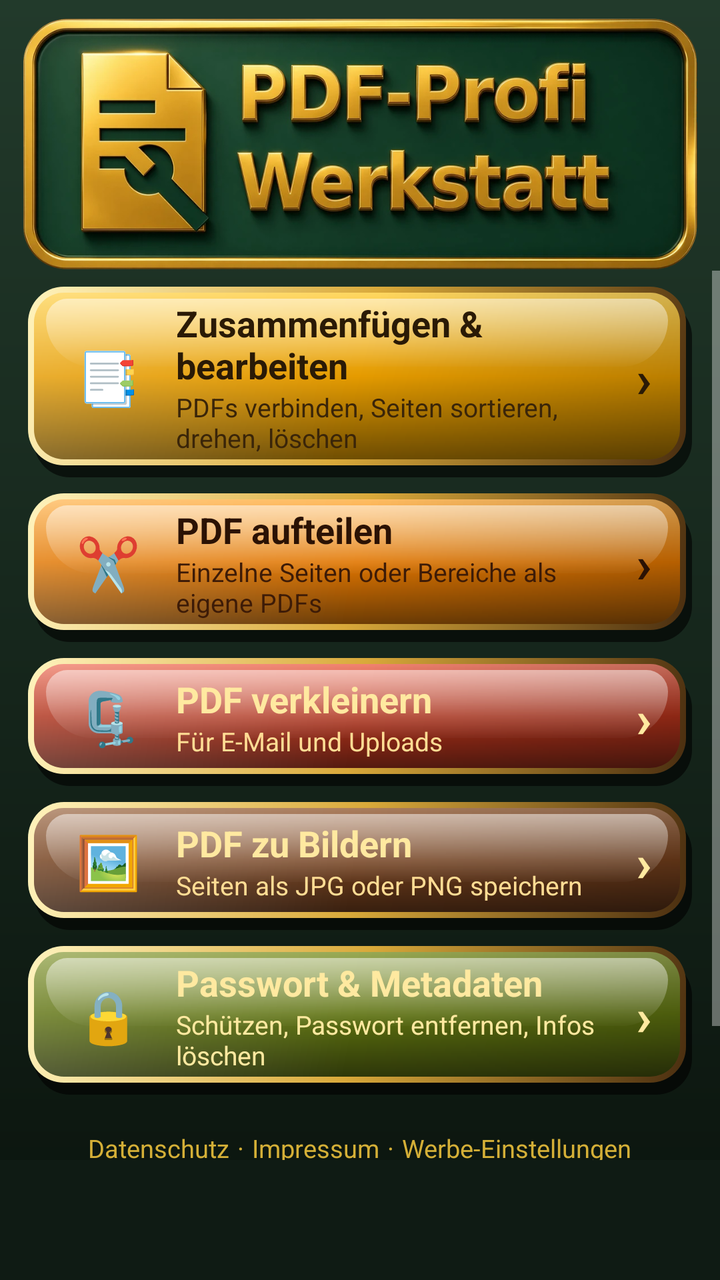
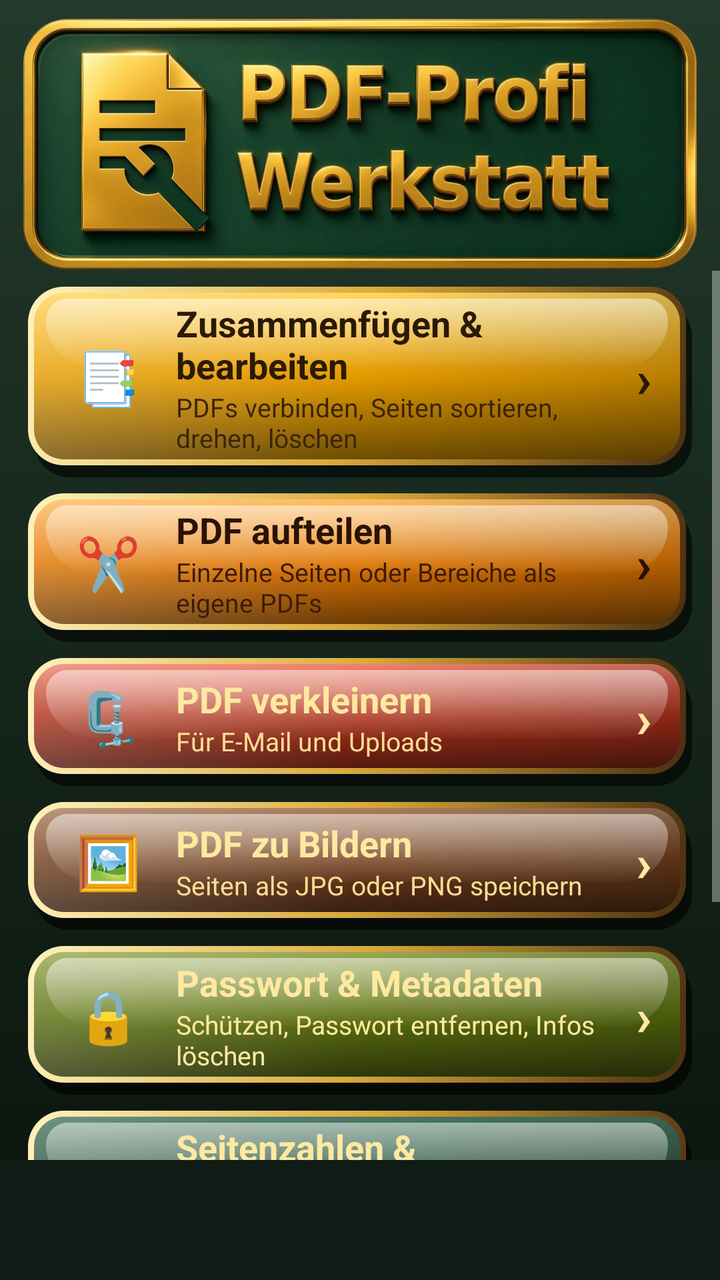

Screens rendered from an Android XML layout before and after an edit, with the pre-edit source and the edit as a unified diff.
<!-- AndroidManifest.xml: application theme Theme.PdfWerkstatt -->
<!-- res/layout/activity_main.xml -->
<?xml version="1.0" encoding="utf-8"?>
<LinearLayout xmlns:android="http://schemas.android.com/apk/res/android"
    android:id="@+id/root"
    android:layout_width="match_parent"
    android:layout_height="match_parent"
    android:background="@drawable/bg_screen"
    android:orientation="vertical">

    <FrameLayout
        android:layout_width="match_parent"
        android:layout_height="wrap_content"
        android:layout_marginStart="10dp"
        android:layout_marginTop="8dp"
        android:layout_marginEnd="10dp">

        <ImageView
            android:layout_width="match_parent"
            android:layout_height="wrap_content"
            android:adjustViewBounds="true"
            android:contentDescription="PDF-Profi Werkstatt"
            android:src="@drawable/header_logo" />

        <TextView
            android:id="@+id/tvVersion"
            android:layout_width="wrap_content"
            android:layout_height="wrap_content"
            android:layout_gravity="bottom|end"
            android:layout_marginEnd="22dp"
            android:layout_marginBottom="14dp"
            android:textColor="@color/gold"
            android:textSize="13sp" />
    </FrameLayout>

    <ScrollView
        android:layout_width="match_parent"
        android:layout_height="0dp"
        android:layout_weight="1"
        android:fillViewport="true">

        <LinearLayout
            android:layout_width="match_parent"
            android:layout_height="wrap_content"
            android:orientation="vertical"
            android:paddingBottom="4dp">

            <LinearLayout
                android:id="@+id/tileEdit"
                android:layout_width="match_parent"
                android:layout_height="wrap_content"
                android:layout_marginStart="14dp"
                android:layout_marginTop="8dp"
                android:layout_marginEnd="14dp"
                android:background="@drawable/bg_tile_yellow"
                android:clickable="true"
                android:focusable="true"
                android:gravity="center_vertical"
                android:minHeight="64dp"
                android:orientation="horizontal"
                android:paddingStart="16dp"
                android:paddingTop="6dp"
                android:paddingEnd="20dp"
                android:paddingBottom="11dp">

                <TextView
                    android:layout_width="48dp"
                    android:layout_height="wrap_content"
                    android:gravity="center"
                    android:text="📑"
                    android:textSize="26sp" />

                <LinearLayout
                    android:layout_width="0dp"
                    android:layout_height="wrap_content"
                    android:layout_weight="1"
                    android:orientation="vertical"
                    android:paddingStart="10dp">

                    <TextView
                        android:layout_width="wrap_content"
                        android:layout_height="wrap_content"
                        android:text="Zusammenfügen &amp; bearbeiten"
                        android:textColor="#2A1A06"
                        android:textSize="18sp"
                        android:textStyle="bold" />

                    <TextView
                        android:layout_width="wrap_content"
                        android:layout_height="wrap_content"
                        android:text="PDFs verbinden, Seiten sortieren, drehen, löschen"
                        android:textColor="#3A2509"
                        android:textSize="13sp" />
                </LinearLayout>

                <TextView
                    android:layout_width="wrap_content"
                    android:layout_height="wrap_content"
                    android:text="›"
                    android:textColor="#2A1A06"
                    android:textSize="26sp"
                    android:textStyle="bold" />
            </LinearLayout>

            <LinearLayout
                android:id="@+id/tileSplit"
                android:layout_width="match_parent"
                android:layout_height="wrap_content"
                android:layout_marginStart="14dp"
                android:layout_marginTop="8dp"
                android:layout_marginEnd="14dp"
                android:background="@drawable/bg_tile_amber"
                android:clickable="true"
                android:focusable="true"
                android:gravity="center_vertical"
                android:minHeight="64dp"
                android:orientation="horizontal"
                android:paddingStart="16dp"
                android:paddingTop="6dp"
                android:paddingEnd="20dp"
                android:paddingBottom="11dp">

                <TextView
                    android:layout_width="48dp"
                    android:layout_height="wrap_content"
                    android:gravity="center"
                    android:text="✂️"
                    android:textSize="26sp" />

                <LinearLayout
                    android:layout_width="0dp"
                    android:layout_height="wrap_content"
                    android:layout_weight="1"
                    android:orientation="vertical"
                    android:paddingStart="10dp">

                    <TextView
                        android:layout_width="wrap_content"
                        android:layout_height="wrap_content"
                        android:text="PDF aufteilen"
                        android:textColor="#2B1204"
                        android:textSize="18sp"
                        android:textStyle="bold" />

                    <TextView
                        android:layout_width="wrap_content"
                        android:layout_height="wrap_content"
                        android:text="Einzelne Seiten oder Bereiche als eigene PDFs"
                        android:textColor="#3D1B07"
                        android:textSize="13sp" />
                </LinearLayout>

                <TextView
                    android:layout_width="wrap_content"
                    android:layout_height="wrap_content"
                    android:text="›"
                    android:textColor="#2B1204"
                    android:textSize="26sp"
                    android:textStyle="bold" />
            </LinearLayout>

            <LinearLayout
                android:id="@+id/tileCompress"
                android:layout_width="match_parent"
                android:layout_height="wrap_content"
                android:layout_marginStart="14dp"
                android:layout_marginTop="8dp"
                android:layout_marginEnd="14dp"
                android:background="@drawable/bg_tile_red"
                android:clickable="true"
                android:focusable="true"
                android:gravity="center_vertical"
                android:minHeight="64dp"
                android:orientation="horizontal"
                android:paddingStart="16dp"
                android:paddingTop="6dp"
                android:paddingEnd="20dp"
                android:paddingBottom="11dp">

                <TextView
                    android:layout_width="48dp"
                    android:layout_height="wrap_content"
                    android:gravity="center"
                    android:text="🗜️"
                    android:textSize="26sp" />

                <LinearLayout
                    android:layout_width="0dp"
                    android:layout_height="wrap_content"
                    android:layout_weight="1"
                    android:orientation="vertical"
                    android:paddingStart="10dp">

                    <TextView
                        android:layout_width="wrap_content"
                        android:layout_height="wrap_content"
                        android:text="PDF verkleinern"
                        android:textColor="#FFE9A0"
                        android:textSize="18sp"
                        android:textStyle="bold" />

                    <TextView
                        android:layout_width="wrap_content"
                        android:layout_height="wrap_content"
                        android:text="Für E-Mail und Uploads"
                        android:textColor="#FFDC94"
                        android:textSize="13sp" />
                </LinearLayout>

                <TextView
                    android:layout_width="wrap_content"
                    android:layout_height="wrap_content"
                    android:text="›"
                    android:textColor="#FFE9A0"
                    android:textSize="26sp"
                    android:textStyle="bold" />
            </LinearLayout>

            <LinearLayout
                android:id="@+id/tileImages"
                android:layout_width="match_parent"
                android:layout_height="wrap_content"
                android:layout_marginStart="14dp"
                android:layout_marginTop="8dp"
                android:layout_marginEnd="14dp"
                android:background="@drawable/bg_tile_brown"
                android:clickable="true"
                android:focusable="true"
                android:gravity="center_vertical"
                android:minHeight="64dp"
                android:orientation="horizontal"
                android:paddingStart="16dp"
                android:paddingTop="6dp"
                android:paddingEnd="20dp"
                android:paddingBottom="11dp">

                <TextView
                    android:layout_width="48dp"
                    android:layout_height="wrap_content"
                    android:gravity="center"
                    android:text="🖼️"
                    android:textSize="26sp" />

                <LinearLayout
                    android:layout_width="0dp"
                    android:layout_height="wrap_content"
                    android:layout_weight="1"
                    android:orientation="vertical"
                    android:paddingStart="10dp">

                    <TextView
                        android:layout_width="wrap_content"
                        android:layout_height="wrap_content"
                        android:text="PDF zu Bildern"
                        android:textColor="#FFE9A0"
                        android:textSize="18sp"
                        android:textStyle="bold" />

                    <TextView
                        android:layout_width="wrap_content"
                        android:layout_height="wrap_content"
                        android:text="Seiten als JPG oder PNG speichern"
                        android:textColor="#FFDC94"
                        android:textSize="13sp" />
                </LinearLayout>

                <TextView
                    android:layout_width="wrap_content"
                    android:layout_height="wrap_content"
                    android:text="›"
                    android:textColor="#FFE9A0"
                    android:textSize="26sp"
                    android:textStyle="bold" />
            </LinearLayout>

            <LinearLayout
                android:id="@+id/tileProtect"
                android:layout_width="match_parent"
                android:layout_height="wrap_content"
                android:layout_marginStart="14dp"
                android:layout_marginTop="8dp"
                android:layout_marginEnd="14dp"
                android:background="@drawable/bg_tile_olive"
                android:clickable="true"
                android:focusable="true"
                android:gravity="center_vertical"
                android:minHeight="64dp"
                android:orientation="horizontal"
                android:paddingStart="16dp"
                android:paddingTop="6dp"
                android:paddingEnd="20dp"
                android:paddingBottom="11dp">

                <TextView
                    android:layout_width="48dp"
                    android:layout_height="wrap_content"
                    android:gravity="center"
                    android:text="🔒"
                    android:textSize="26sp" />

                <LinearLayout
                    android:layout_width="0dp"
                    android:layout_height="wrap_content"
                    android:layout_weight="1"
                    android:orientation="vertical"
                    android:paddingStart="10dp">

                    <TextView
                        android:layout_width="wrap_content"
                        android:layout_height="wrap_content"
                        android:text="Passwort &amp; Metadaten"
                        android:textColor="#FFE9A0"
                        android:textSize="18sp"
                        android:textStyle="bold" />

                    <TextView
                        android:layout_width="wrap_content"
                        android:layout_height="wrap_content"
                        android:text="Schützen, Passwort entfernen, Infos löschen"
                        android:textColor="#FFE9A0"
                        android:textSize="13sp" />
                </LinearLayout>

                <TextView
                    android:layout_width="wrap_content"
                    android:layout_height="wrap_content"
                    android:text="›"
                    android:textColor="#FFE9A0"
                    android:textSize="26sp"
                    android:textStyle="bold" />
            </LinearLayout>

            <LinearLayout
                android:layout_width="match_parent"
                android:layout_height="wrap_content"
                android:gravity="center"
                android:orientation="horizontal"
                android:paddingTop="14dp">

                <TextView
                    android:id="@+id/tvPrivacy"
                    android:layout_width="wrap_content"
                    android:layout_height="wrap_content"
                    android:padding="4dp"
                    android:text="Datenschutz"
                    android:textColor="@color/gold"
                    android:textSize="12.5sp" />

                <TextView
                    android:layout_width="wrap_content"
                    android:layout_height="wrap_content"
                    android:text="·"
                    android:textColor="@color/gold"
            android:textSize="12.5sp" />

                <TextView
                    android:id="@+id/tvImprint"
                    android:layout_width="wrap_content"
                    android:layout_height="wrap_content"
                    android:padding="4dp"
                    android:text="Impressum"
                    android:textColor="@color/gold"
                    android:textSize="12.5sp" />

                <TextView
                    android:layout_width="wrap_content"
                    android:layout_height="wrap_content"
                    android:text="·"
                    android:textColor="@color/gold"
            android:textSize="12.5sp" />

                <TextView
                    android:id="@+id/tvAdSettings"
                    android:layout_width="wrap_content"
                    android:layout_height="wrap_content"
                    android:padding="4dp"
                    android:text="Werbe-Einstellungen"
                    android:textColor="@color/gold"
                    android:textSize="12.5sp" />
            </LinearLayout>

            <TextView
                android:layout_width="match_parent"
                android:layout_height="wrap_content"
                android:gravity="center"
                android:paddingStart="24dp"
                android:paddingEnd="24dp"
                android:text="Kostenlos, finanziert durch Werbung. Deine PDFs bleiben auf dem Gerät."
                android:textColor="@color/text_hell"
                android:textSize="13sp" />

            <TextView
                android:id="@+id/tvAbout"
                android:layout_width="match_parent"
                android:layout_height="wrap_content"
                android:gravity="center"
                android:padding="8dp"
                android:text="Eine Idee von autoknigge.de"
                android:textColor="@color/gold"
                android:textSize="14sp" />

        </LinearLayout>
    </ScrollView>

    <FrameLayout
        android:id="@+id/adContainer"
        android:layout_width="match_parent"
        android:layout_height="wrap_content"
        android:background="@drawable/bg_ad"
        android:minHeight="60dp" />
</LinearLayout>
<!-- resources referenced by this layout -->
<resources>
  <color name="gold">#D4AF37</color>
  <color name="text_hell">#F8E7A4</color>
  <!-- drawable bg_ad (drawable) -->
  <?xml version="1.0" encoding="utf-8"?>
  <shape xmlns:android="http://schemas.android.com/apk/res/android"
      android:shape="rectangle">
      <solid android:color="@color/tanne_dunkel" />
  </shape>
  <!-- drawable bg_screen (drawable) -->
  <?xml version="1.0" encoding="utf-8"?>
  <shape xmlns:android="http://schemas.android.com/apk/res/android"
      android:shape="rectangle">
      <gradient
          android:angle="270"
          android:endColor="#0A130D"
          android:startColor="#223A2B" />
  </shape>
  <!-- drawable bg_tile_amber: vector/xml drawable (drawable, 2060 chars, omitted) -->
  <!-- drawable bg_tile_brown: vector/xml drawable (drawable, 2060 chars, omitted) -->
  <!-- drawable bg_tile_olive: vector/xml drawable (drawable, 2060 chars, omitted) -->
  <!-- drawable bg_tile_red: vector/xml drawable (drawable, 2060 chars, omitted) -->
  <!-- drawable bg_tile_yellow: vector/xml drawable (drawable, 2060 chars, omitted) -->
  <!-- drawable header_logo: webp bitmap (drawable-nodpi, 50510 bytes) -->
  <style name="Theme.PdfWerkstatt" parent="Theme.AppCompat.NoActionBar">
          <item name="android:windowBackground">@drawable/bg_screen</item>
          <item name="android:textColor">@color/text_hell</item>
          <item name="colorAccent">@color/gold</item>
          <item name="colorPrimary">@color/tanne</item>
          <item name="colorPrimaryDark">@color/tanne_dunkel</item>
          <item name="android:statusBarColor">@color/tanne</item>
          <item name="android:navigationBarColor">@color/tanne_dunkel</item>
          <item name="android:windowLightStatusBar">false</item>
      </style>
  <color name="tanne_dunkel">#0F1B14</color>
  <color name="tanne">#1A2C20</color>
</resources>

<!-- the commit's change to res/layout/activity_main.xml (unified diff, before → after) -->
@@ -329,6 +329,63 @@
             </LinearLayout>
 
             <LinearLayout
+                android:id="@+id/tileStamp"
+                android:layout_width="match_parent"
+                android:layout_height="wrap_content"
+                android:layout_marginStart="14dp"
+                android:layout_marginTop="8dp"
+                android:layout_marginEnd="14dp"
+                android:background="@drawable/bg_tile_gruen"
+                android:clickable="true"
+                android:focusable="true"
+                android:gravity="center_vertical"
+                android:minHeight="64dp"
+                android:orientation="horizontal"
+                android:paddingStart="16dp"
+                android:paddingTop="6dp"
+                android:paddingEnd="20dp"
+                android:paddingBottom="11dp">
+
+                <TextView
+                    android:layout_width="48dp"
+                    android:layout_height="wrap_content"
+                    android:gravity="center"
+                    android:text="🔢"
+                    android:textSize="26sp" />
+
+                <LinearLayout
+                    android:layout_width="0dp"
+                    android:layout_height="wrap_content"
+                    android:layout_weight="1"
+                    android:orientation="vertical"
+                    android:paddingStart="10dp">
+
+                    <TextView
+                        android:layout_width="wrap_content"
+                        android:layout_height="wrap_content"
+                        android:text="Seitenzahlen &amp; Wasserzeichen"
+                        android:textColor="#FFE9A0"
+                        android:textSize="18sp"
+                        android:textStyle="bold" />
+
+                    <TextView
+                        android:layout_width="wrap_content"
+                        android:layout_height="wrap_content"
+                        android:text="Seiten nummerieren, Stempel „ENTWURF“"
+                        android:textColor="#FFE9A0"
+                        android:textSize="13sp" />
+                </LinearLayout>
+
+                <TextView
+                    android:layout_width="wrap_content"
+                    android:layout_height="wrap_content"
+                    android:text="›"
+                    android:textColor="#FFE9A0"
+                    android:textSize="26sp"
+                    android:textStyle="bold" />
+            </LinearLayout>
+
+            <LinearLayout
                 android:layout_width="match_parent"
                 android:layout_height="wrap_content"
                 android:gravity="center"
<!-- resource entries referenced after the edit -->
@@ -19,6 +19,7 @@
   </shape>
   <!-- drawable bg_tile_amber: vector/xml drawable (drawable, 2060 chars, omitted) -->
   <!-- drawable bg_tile_brown: vector/xml drawable (drawable, 2060 chars, omitted) -->
+  <!-- drawable bg_tile_gruen: vector/xml drawable (drawable, 2060 chars, omitted) -->
   <!-- drawable bg_tile_olive: vector/xml drawable (drawable, 2060 chars, omitted) -->
   <!-- drawable bg_tile_red: vector/xml drawable (drawable, 2060 chars, omitted) -->
   <!-- drawable bg_tile_yellow: vector/xml drawable (drawable, 2060 chars, omitted) -->
